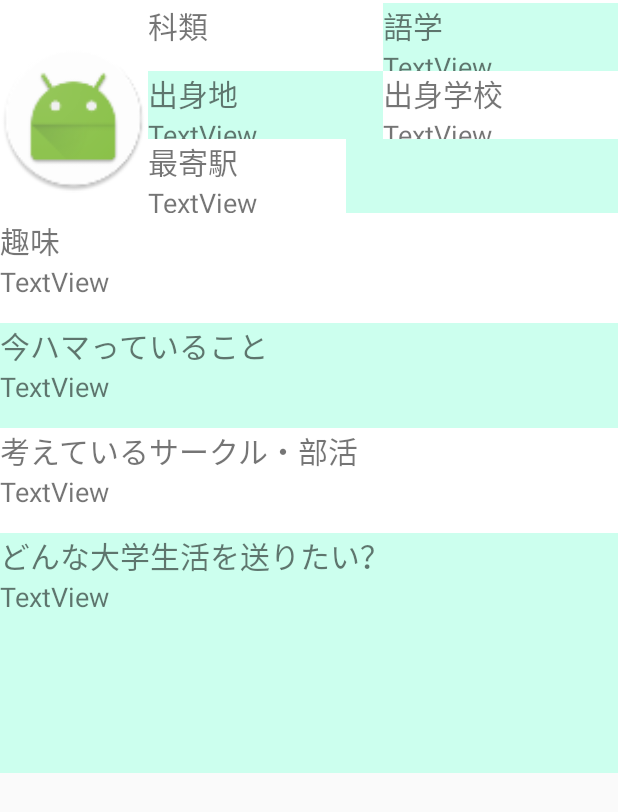
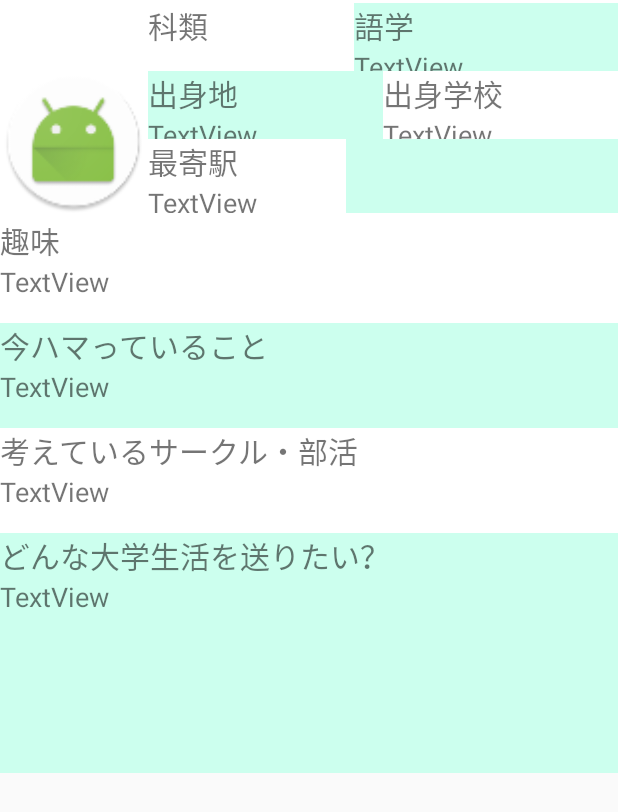
Before and after one commit to sato-kanae/amiga, an Android app: the ProfileActivity screen opened directly, with no data from a screen before it, on a phone screen of 412 x 824 dp. Shown: the top 812 px of the screen. Run offline under Robolectric (Android 15) with nearby library versions, the phone set to English and light mode, and no system bars; 3 statements that could not run were skipped.

Commit message:
Momo2 (#6)
* merge & profile

* profile

* profile

* intent

* profile, dialog

```diff
--- a/app/src/main/java/com/example/satoukanae/amiga/ProfileActivity.java
+++ b/app/src/main/java/com/example/satoukanae/amiga/ProfileActivity.java
@@ -16,10 +16,22 @@ public class ProfileActivity extends AppCompatActivity {
     protected void onCreate(Bundle savedInstanceState) {
         super.onCreate(savedInstanceState);
         setContentView(R.layout.activity_profile);
+        Intent intent = getIntent();
+        final User user = (User)intent.getSerializableExtra("user");
+
+        String name = user.getName();
+//      String faculty = user.getFaculty();
+//      String language = user.getLanguage();
+//      String place = user.getPlace();
+//      String school = user.getSchool();
+//      String station = user.getStation();
+//       String hobby = user.getHobby()
+
+        ((TextView)findViewById(R.id.name)).setText(name);
+
+
 
         Intent intent = getIntent();
         final User user = (User) intent.getSerializableExtra("user");
-
-//        ((TextView)findViewById(R.id.name)).setText(name);
     }
 }
--- a/app/src/main/res/layout/activity_main.xml
+++ b/app/src/main/res/layout/activity_main.xml
@@ -15,5 +15,4 @@
         app:mcv_selectionColor="#44D3AE"
         tools:layout_editor_absoluteY="8dp"
         tools:layout_editor_absoluteX="8dp" />
-
 </android.support.constraint.ConstraintLayout>
--- a/app/src/main/res/layout/activity_profile.xml
+++ b/app/src/main/res/layout/activity_profile.xml
@@ -1,9 +1,9 @@
 <?xml version="1.0" encoding="utf-8"?>
 <LinearLayout xmlns:android="http://schemas.android.com/apk/res/android"
-              xmlns:app="http://schemas.android.com/apk/res-auto"
-              android:layout_width="match_parent"
-              android:layout_height="match_parent"
-              android:orientation="vertical">
+    xmlns:app="http://schemas.android.com/apk/res-auto"
+    android:layout_width="match_parent"
+    android:layout_height="match_parent"
+    android:orientation="vertical">
     <TextView
         android:id="@+id/textView23"
         android:layout_width="match_parent"
@@ -28,8 +28,7 @@
             <ImageView
                 android:id="@+id/imageView"
                 android:layout_width="match_parent"
-                android:layout_height="match_parent"
-                android:layout_weight="0.95"
+                android:layout_height="95dp"
                 android:background="#FFFFFF"
                 app:srcCompat="@mipmap/ic_launcher_round" />
         </LinearLayout>
@@ -43,9 +42,8 @@
                 android:layout_height="45dp"
                 android:orientation="horizontal">
                 <LinearLayout
-                    android:layout_width="match_parent"
+                    android:layout_width="137dp"
                     android:layout_height="match_parent"
-                    android:layout_weight="1"
                     android:orientation="vertical">
                     <TextView
                         android:id="@+id/textView2"
@@ -55,7 +53,7 @@
                         android:fontFamily="sans-serif"
                         android:text="科類"
                         android:textSize="20sp" />
-                    <!--android:textColor="#814721"/>-->
+                        <!--android:textColor="#814721"/>-->
                     <!--android:textColor="#26D0C9"/>-->
                     <TextView
                         android:id="@+id/faculty"
```
Also changed, not shown: app/src/main/java/com/example/satoukanae/amiga/MainActivity.java (+20 -5 lines), app/src/main/res/layout/custom_listview.xml (+16 -8 lines).
